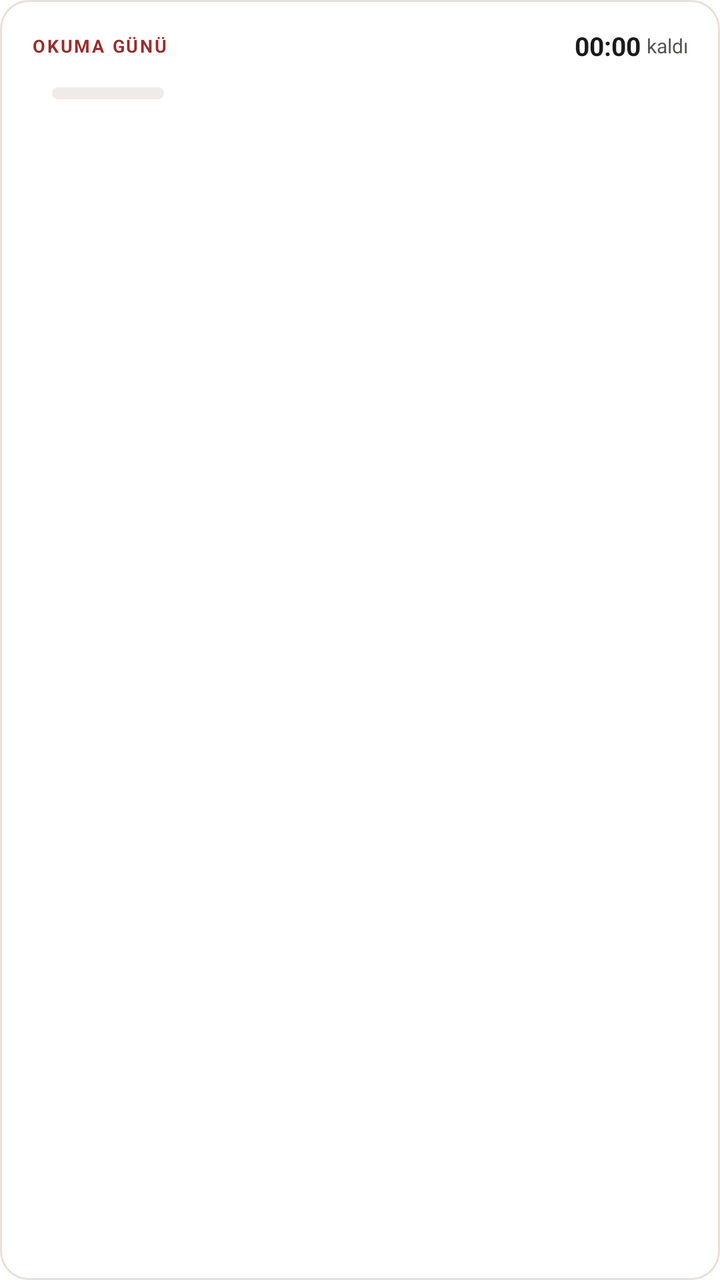
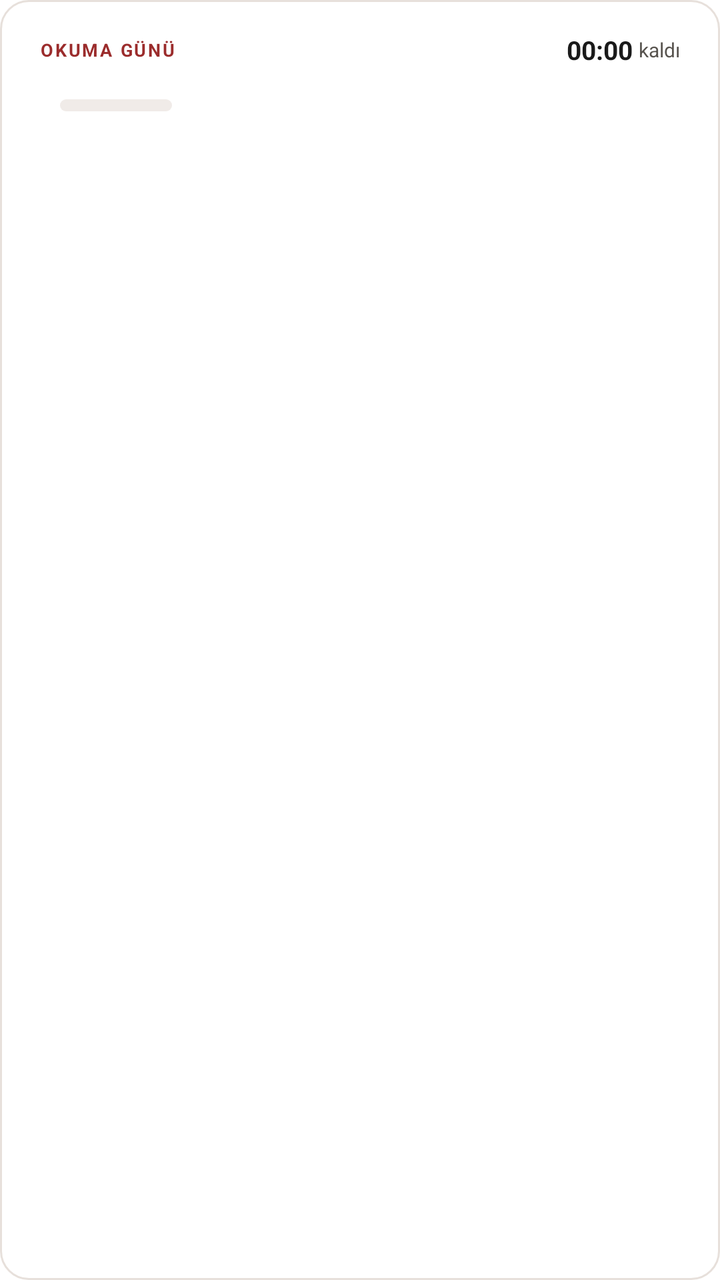

Two renders of the same Android screen: before a commit and after it. Below are the layout's source before the change and the commit's diff.
<!-- AndroidManifest.xml: fallback theme Theme.MaterialComponents.DayNight.NoActionBar -->
<!-- res/layout/okuma_day_card_big.xml -->
<?xml version="1.0" encoding="utf-8"?>
<LinearLayout xmlns:android="http://schemas.android.com/apk/res/android"
  android:layout_width="match_parent" android:layout_height="wrap_content"
  android:background="@drawable/okuma_card_bg" android:orientation="vertical"
  android:paddingLeft="16dp" android:paddingRight="16dp" android:paddingTop="14dp" android:paddingBottom="10dp">

  <LinearLayout android:layout_width="match_parent" android:layout_height="wrap_content" android:gravity="center_vertical" android:orientation="horizontal">
    <TextView android:layout_width="0dp" android:layout_height="wrap_content" android:layout_weight="1" android:text="OKUMA GÜNÜ"
      android:letterSpacing="0.1" android:textColor="@color/okuma_primary" android:textSize="9sp" android:textStyle="bold" />
    <Chronometer android:id="@+id/countdown" android:layout_width="wrap_content" android:layout_height="wrap_content"
      android:textColor="@color/okuma_fg" android:textSize="13sp" android:textStyle="bold" />
    <TextView android:layout_width="wrap_content" android:layout_height="wrap_content" android:layout_marginLeft="3dp" android:text="kaldı"
      android:textColor="@color/okuma_muted" android:textSize="10sp" />
  </LinearLayout>

  <LinearLayout android:layout_width="match_parent" android:layout_height="wrap_content" android:layout_marginTop="4dp" android:gravity="center_vertical" android:orientation="horizontal">
    <TextView android:id="@+id/title" android:layout_width="wrap_content" android:layout_height="wrap_content" android:maxWidth="210dp" android:fontFamily="serif"
      android:maxLines="1" android:ellipsize="end" android:textColor="@color/okuma_fg" android:textSize="16sp" android:textStyle="bold" />
    <FrameLayout android:layout_width="56dp" android:layout_height="6dp" android:layout_marginLeft="10dp">
      <ProgressBar android:id="@+id/progress" style="@android:style/Widget.ProgressBar.Horizontal" android:layout_width="match_parent"
        android:layout_height="match_parent" android:progressDrawable="@drawable/okuma_mini_progress" />
      <ProgressBar android:id="@+id/progress_kef" style="@android:style/Widget.ProgressBar.Horizontal" android:layout_width="match_parent"
        android:layout_height="match_parent" android:progressDrawable="@drawable/okuma_progress_kef" />
    </FrameLayout>
    <TextView android:id="@+id/count" android:layout_width="wrap_content" android:layout_height="wrap_content" android:layout_marginLeft="6dp"
      android:textColor="@color/okuma_muted" android:textSize="11sp" android:textStyle="bold" />
  </LinearLayout>

  <TextView android:id="@+id/subtitle" android:layout_width="match_parent" android:layout_height="wrap_content" android:layout_marginTop="3dp"
    android:maxLines="1" android:ellipsize="end" android:textColor="@color/okuma_muted" android:textSize="11sp" />

  <TextView android:id="@+id/kefaret_line" android:layout_width="match_parent" android:layout_height="wrap_content" android:layout_marginTop="8dp"
    android:maxLines="1" android:ellipsize="end" android:textColor="@color/okuma_kefaret" android:textSize="11sp" android:textStyle="bold" android:visibility="gone" />

  <LinearLayout android:id="@+id/books" android:layout_width="match_parent" android:layout_height="wrap_content" android:layout_marginTop="8dp" android:orientation="vertical" />
</LinearLayout>
<!-- resources referenced by this layout -->
<resources>
  <color name="okuma_fg">#1A1A1A</color>
  <color name="okuma_kefaret">#0D9488</color>
  <color name="okuma_muted">#57534E</color>
  <color name="okuma_primary">#9B2C2C</color>
  <!-- drawable okuma_card_bg (drawable) -->
  <shape xmlns:android="http://schemas.android.com/apk/res/android" android:shape="rectangle">
    <solid android:color="@color/okuma_card_bg" />
    <stroke android:width="1dp" android:color="@color/okuma_card_border" />
    <corners android:radius="14dp" />
  </shape>
  <!-- drawable okuma_mini_progress (drawable) -->
  <layer-list xmlns:android="http://schemas.android.com/apk/res/android">
    <item android:id="@android:id/background">
      <shape android:shape="rectangle">
        <solid android:color="@color/okuma_track" />
        <corners android:radius="3dp" />
      </shape>
    </item>
    <item android:id="@android:id/progress">
      <clip>
        <shape android:shape="rectangle">
          <solid android:color="@color/okuma_read" />
          <corners android:radius="3dp" />
        </shape>
      </clip>
    </item>
  </layer-list>
  <!-- drawable okuma_progress_kef (drawable) -->
  <layer-list xmlns:android="http://schemas.android.com/apk/res/android">
    <item android:id="@android:id/background">
      <shape android:shape="rectangle">
        <solid android:color="@android:color/transparent" />
      </shape>
    </item>
    <item android:id="@android:id/progress">
      <clip>
        <shape android:shape="rectangle">
          <solid android:color="@color/okuma_kefaret" />
          <corners android:radius="5dp" />
        </shape>
      </clip>
    </item>
  </layer-list>
  <color name="okuma_card_bg">#FFFFFF</color>
  <color name="okuma_card_border">#E7E0DB</color>
  <color name="okuma_track">#F0EBE8</color>
  <color name="okuma_read">#10B981</color>
</resources>

<!-- the commit's change to res/layout/okuma_day_card_big.xml (unified diff, before → after) -->
@@ -2,7 +2,7 @@
 <LinearLayout xmlns:android="http://schemas.android.com/apk/res/android"
   android:layout_width="match_parent" android:layout_height="wrap_content"
   android:background="@drawable/okuma_card_bg" android:orientation="vertical"
-  android:paddingLeft="16dp" android:paddingRight="16dp" android:paddingTop="14dp" android:paddingBottom="10dp">
+  android:paddingLeft="20dp" android:paddingRight="20dp" android:paddingTop="16dp" android:paddingBottom="16dp">
 
   <LinearLayout android:layout_width="match_parent" android:layout_height="wrap_content" android:gravity="center_vertical" android:orientation="horizontal">
     <TextView android:layout_width="0dp" android:layout_height="wrap_content" android:layout_weight="1" android:text="OKUMA GÜNÜ"
@@ -13,7 +13,7 @@
       android:textColor="@color/okuma_muted" android:textSize="10sp" />
   </LinearLayout>
 
-  <LinearLayout android:layout_width="match_parent" android:layout_height="wrap_content" android:layout_marginTop="4dp" android:gravity="center_vertical" android:orientation="horizontal">
+  <LinearLayout android:layout_width="match_parent" android:layout_height="wrap_content" android:layout_marginTop="8dp" android:gravity="center_vertical" android:orientation="horizontal">
     <TextView android:id="@+id/title" android:layout_width="wrap_content" android:layout_height="wrap_content" android:maxWidth="210dp" android:fontFamily="serif"
       android:maxLines="1" android:ellipsize="end" android:textColor="@color/okuma_fg" android:textSize="16sp" android:textStyle="bold" />
     <FrameLayout android:layout_width="56dp" android:layout_height="6dp" android:layout_marginLeft="10dp">
@@ -26,11 +26,11 @@
       android:textColor="@color/okuma_muted" android:textSize="11sp" android:textStyle="bold" />
   </LinearLayout>
 
-  <TextView android:id="@+id/subtitle" android:layout_width="match_parent" android:layout_height="wrap_content" android:layout_marginTop="3dp"
+  <TextView android:id="@+id/subtitle" android:layout_width="match_parent" android:layout_height="wrap_content" android:layout_marginTop="5dp"
     android:maxLines="1" android:ellipsize="end" android:textColor="@color/okuma_muted" android:textSize="11sp" />
 
   <TextView android:id="@+id/kefaret_line" android:layout_width="match_parent" android:layout_height="wrap_content" android:layout_marginTop="8dp"
     android:maxLines="1" android:ellipsize="end" android:textColor="@color/okuma_kefaret" android:textSize="11sp" android:textStyle="bold" android:visibility="gone" />
 
-  <LinearLayout android:id="@+id/books" android:layout_width="match_parent" android:layout_height="wrap_content" android:layout_marginTop="8dp" android:orientation="vertical" />
+  <LinearLayout android:id="@+id/books" android:layout_width="match_parent" android:layout_height="wrap_content" android:layout_marginTop="4dp" android:orientation="vertical" />
 </LinearLayout>
